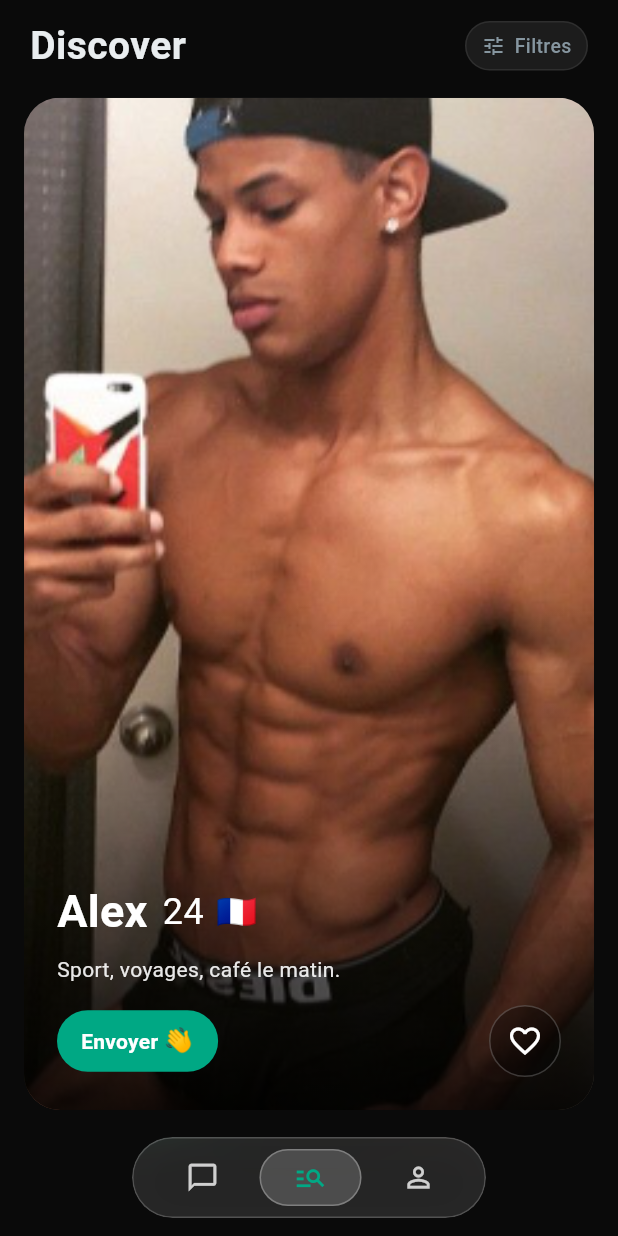
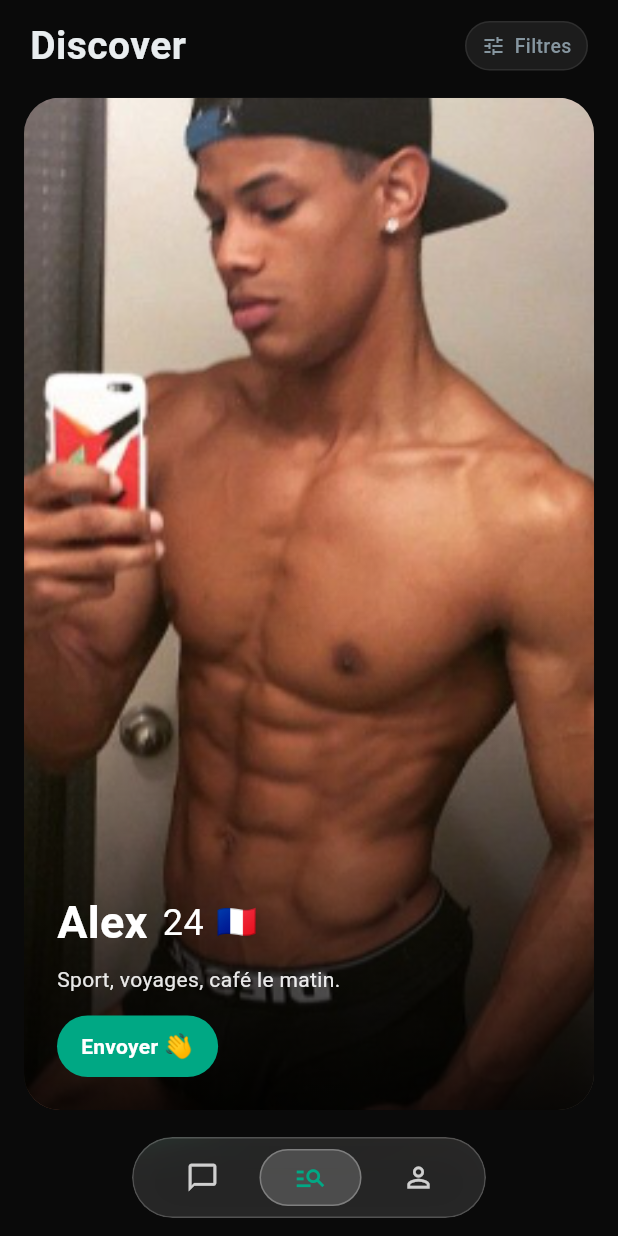
Before and after one commit to djeffarhaouanouh-svg/translate, a Flutter app: the screen it shows once a user with an empty profile is signed in, on a phone screen of 412 x 824 dp. Run offline on Flutter 3.47's test engine with Material 3 defaults, Android fonts, the phone set to English and light mode, and no system bars; our stand-ins replace image_picker, permission_handler, shared_preferences, supabase_flutter; missing offline and left inert: flutter_webrtc, livekit_client; accounts and stored records are empty.

Commit message:
feat(discover): swipe back (manual GestureDetector) + drop heart
Re-add horizontal swipe — this time with a manual GestureDetector wrapping the top card directly. The card lives inside Positioned.fill (concrete bounds) and the GestureDetector sits inside the Transform that follows the drag, so the hit area moves with the visual. Single AnimationController drives both fly-off (advances index on completion) and spring-back. Threshold: 25% of card width or 500 px/s flick.

Removed the heart button and all _liked state per the user's latest request — card now shows photo + name/bio + a single "Envoyer 👋" button.

Co-Authored-By: Claude Opus 4.7 (1M context) <noreply@anthropic.com>

```diff
--- a/lib/screens/discover_screen.dart
+++ b/lib/screens/discover_screen.dart
@@ -10,7 +10,8 @@ class DiscoverScreen extends StatefulWidget {
   State<DiscoverScreen> createState() => _DiscoverScreenState();
 }
 
-class _DiscoverScreenState extends State<DiscoverScreen> {
+class _DiscoverScreenState extends State<DiscoverScreen>
+    with SingleTickerProviderStateMixin {
   static const _profiles = <_DemoProfile>[
     _DemoProfile(name: 'Alex', age: 24, flag: '🇫🇷', bio: "Sport, voyages, café le matin."),
     _DemoProfile(name: 'Mateo', age: 26, flag: '🇪🇸', bio: "Surf, photo argentique, vinyles."),
@@ -20,17 +21,92 @@ class _DiscoverScreenState extends State<DiscoverScreen> {
   ];
 
   int _topIndex = 0;
-  final Set<String> _liked = <String>{};
+
+  // Drag state for the top card.
+  Offset _drag = Offset.zero;
+  Size _cardSize = Size.zero;
+  late final AnimationController _ctrl;
+  Offset _animFrom = Offset.zero;
+  Offset _animTo = Offset.zero;
+  bool _isFlying = false; // true => on completion, advance the index
+
+  @override
+  void initState() {
+    super.initState();
+    _ctrl = AnimationController(
+      vsync: this,
+      duration: const Duration(milliseconds: 260),
+    )
+      ..addListener(() {
+        final t = Curves.easeOutCubic.transform(_ctrl.value);
+        setState(() => _drag = Offset.lerp(_animFrom, _animTo, t)!);
+      })
+      ..addStatusListener((s) {
+        if (s != AnimationStatus.completed) return;
+        if (_isFlying) {
+          setState(() {
+            _topIndex += 1;
+            _drag = Offset.zero;
+            _isFlying = false;
+          });
+        }
+      });
+  }
+
+  @override
+  void dispose() {
+    _ctrl.dispose();
+    super.dispose();
+  }
+
+  void _onPanStart(DragStartDetails _) {
+    if (_ctrl.isAnimating) {
+      _ctrl.stop();
+      if (_isFlying) {
+        _topIndex += 1;
+        _isFlying = false;
+        _drag = Offset.zero;
+      }
+    }
+  }
+
+  void _onPanUpdate(DragUpdateDetails d) {
+    setState(() => _drag += d.delta);
+  }
+
+  void _onPanEnd(DragEndDetails d) {
+    final w = _cardSize.width;
+    final vx = d.velocity.pixelsPerSecond.dx;
+    // Trigger if dragged ~25% of the card OR flicked fast enough.
+    final triggered = (w > 0 && _drag.dx.abs() > w * 0.25) || vx.abs() > 500;
+    if (triggered) {
+      _flyOff(vx.abs() > 500 ? (vx >= 0 ? 1 : -1) : (_drag.dx >= 0 ? 1 : -1));
+    } else {
+      _springBack();
+    }
+  }
+
+  void _flyOff(int direction) {
+    _animFrom = _drag;
+    _animTo = Offset(direction * (_cardSize.width + 200), _drag.dy + 80);
+    _isFlying = true;
+    _ctrl
+      ..duration = const Duration(milliseconds: 240)
+      ..forward(from: 0);
+  }
+
+  void _springBack() {
+    _animFrom = _drag;
+    _animTo = Offset.zero;
+    _isFlying = false;
+    _ctrl
+      ..duration = const Duration(milliseconds: 220)
+      ..forward(from: 0);
+  }
 
   void _advance() {
     if (_topIndex >= _profiles.length) return;
     setState(() => _topIndex += 1);
-  }
-
-  void _toggleLike(String name) {
-    setState(() {
-      if (!_liked.add(name)) _liked.remove(name);
-    });
   }
 
   void _sendHello(String name) {
@@ -72,7 +148,12 @@ class _DiscoverScreenState extends State<DiscoverScreen> {
   Widget _buildStack() {
     return Padding(
       padding: const EdgeInsets.fromLTRB(16, 8, 16, 8),
-      child: Stack(
+      child: LayoutBuilder(
+        builder: (ctx, constraints) {
+          _cardSize = Size(constraints.maxWidth, constraints.maxHeight);
+          final w = _cardSize.width;
+          final rotation = w == 0 ? 0.0 : (_drag.dx / w) * 0.25;
+          return Stack(
             alignment: Alignment.center,
             children: [
               // Up to 2 background cards, drawn first (bottom of z-order).
@@ -86,27 +167,38 @@ class _DiscoverScreenState extends State<DiscoverScreen> {
                         child: IgnorePointer(
                           child: _ProfileCard(
                             profile: _profiles[_topIndex + depth],
-                        liked: false,
                             onAdd: () {},
-                        onToggleLike: () {},
                           ),
                         ),
                       ),
                     ),
                   ),
-          // Top card — no swipe. Use the Ajouter / heart buttons to advance.
+              // Top card — draggable horizontally. GestureDetector wraps the
+              // Transform-displaced card so the hit area follows the visual.
               Positioned.fill(
+                child: Transform.translate(
+                  offset: _drag,
+                  child: Transform.rotate(
+                    angle: rotation,
+                    child: GestureDetector(
+                      behavior: HitTestBehavior.opaque,
+                      onPanStart: _onPanStart,
+                      onPanUpdate: _onPanUpdate,
+                      onPanEnd: _onPanEnd,
                       child: _ProfileCard(
                         profile: _profiles[_topIndex],
-              liked: _liked.contains(_profiles[_topIndex].name),
                         onAdd: () {
                           _sendHello(_profiles[_topIndex].name);
                           _advance();
                         },
-              onToggleLike: () => _toggleLike(_profiles[_topIndex].name),
+                      ),
+                    ),
+                  ),
                 ),
               ),
             ],
+          );
+        },
       ),
     );
   }
@@ -177,15 +269,11 @@ class _DiscoverHeader extends StatelessWidget {
 class _ProfileCard extends StatelessWidget {
   const _ProfileCard({
     required this.profile,
-    required this.liked,
     required this.onAdd,
-    required this.onToggleLike,
   });
 
   final _DemoProfile profile;
-  final bool liked;
   final VoidCallback onAdd;
-  final VoidCallback onToggleLike;
 
   @override
   Widget build(BuildContext context) {
@@ -272,12 +360,9 @@ class _ProfileCard extends StatelessWidget {
                   ),
                 ),
                 const SizedBox(height: 14),
-                Row(
-                  children: [
-                    _AddButton(onTap: onAdd),
-                    const Spacer(),
-                    _LikeHeart(liked: liked, onTap: onToggleLike),
-                  ],
+                Align(
+                  alignment: Alignment.centerLeft,
+                  child: _AddButton(onTap: onAdd),
                 ),
               ],
             ),
@@ -383,39 +468,6 @@ class _AddButtonState extends State<_AddButton>
   }
 }
 
-class _LikeHeart extends StatelessWidget {
-  const _LikeHeart({required this.liked, required this.onTap});
-  final bool liked;
-  final VoidCallback onTap;
-
-  @override
-  Widget build(BuildContext context) {
-    const red = Color(0xFFFF3B5C);
-    return GestureDetector(
-      behavior: HitTestBehavior.opaque,
-      onTap: onTap,
-      child: AnimatedContainer(
-        duration: const Duration(milliseconds: 150),
-        width: 48,
-        height: 48,
-        decoration: BoxDecoration(
-          color: liked ? red.withValues(alpha: 0.18) : Colors.black.withValues(alpha: 0.35),
-          shape: BoxShape.circle,
-          border: Border.all(
-            color: liked ? red : Colors.white.withValues(alpha: 0.20),
-            width: liked ? 2 : 1,
-          ),
-        ),
-        child: Icon(
-          liked ? Icons.favorite : Icons.favorite_border,
-          size: liked ? 28 : 24,
-          color: liked ? red : Colors.white,
-        ),
-      ),
-    );
-  }
-}
-
 class _Empty extends StatelessWidget {
   const _Empty({required this.onReset});
   final VoidCallback onReset;
```
Lines whose indentation alone changed are shown as unchanged.
